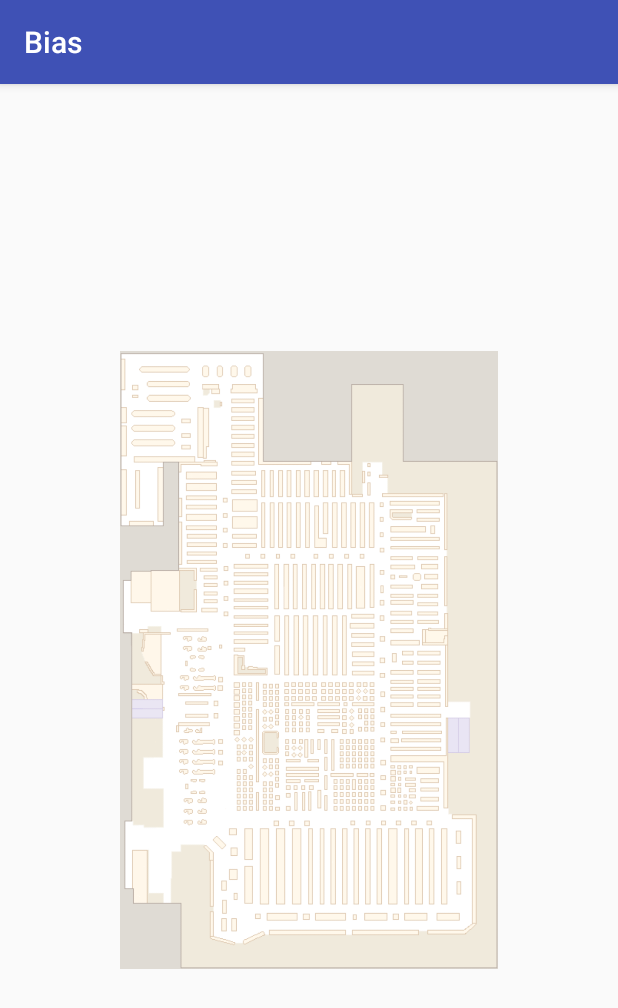
After one commit to Jenuma/bias, an Android app: the TestLayoutActivity screen opened directly, with no data from a screen before it, on a phone screen of 412 x 824 dp. The commit adds this screen. Shown: the top 1008 px of the screen. Run offline under Robolectric (Android 15) with nearby library versions, the phone set to English and light mode, and no system bars.

Commit message:
Basic test layout activity
- Added new TestLayoutActivity which displays image of blank test layout
- Linked new activity from main via a button

Updated version history

Addressed code review issue

```diff
--- a/app/src/main/AndroidManifest.xml
+++ b/app/src/main/AndroidManifest.xml
@@ -18,7 +18,10 @@
                 <category android:name="android.intent.category.LAUNCHER" />
             </intent-filter>
         </activity>
-        <activity android:name=".views.ShoppingListActivity"></activity>
+        <activity android:name=".views.ShoppingListActivity" />
+        <activity android:name=".views.TestLayoutActivity"
+            android:screenOrientation="portrait">
+        </activity>
     </application>
 
 </manifest>
--- a/app/src/main/java/io/whitegoldlabs/bias/views/MainActivity.java
+++ b/app/src/main/java/io/whitegoldlabs/bias/views/MainActivity.java
@@ -21,4 +21,10 @@ public class MainActivity extends AppCompatActivity
         Intent intent = new Intent(MainActivity.this, ShoppingListActivity.class);
         startActivity(intent);
     }
+
+    public void goToLayout(View view)
+    {
+        Intent intent = new Intent(MainActivity.this, TestLayoutActivity.class);
+        startActivity(intent);
+    }
 }
--- /dev/null
+++ b/app/src/main/java/io/whitegoldlabs/bias/views/TestLayoutActivity.java
@@ -0,0 +1,15 @@
+package io.whitegoldlabs.bias.views;
+
+import android.support.v7.app.AppCompatActivity;
+import android.os.Bundle;
+
+import io.whitegoldlabs.bias.R;
+
+public class TestLayoutActivity extends AppCompatActivity {
+
+    @Override
+    protected void onCreate(Bundle savedInstanceState) {
+        super.onCreate(savedInstanceState);
+        setContentView(R.layout.activity_test_layout);
+    }
+}
--- /dev/null
+++ b/app/src/main/res/layout/activity_test_layout.xml
@@ -0,0 +1,20 @@
+<?xml version="1.0" encoding="utf-8"?>
+<RelativeLayout xmlns:android="http://schemas.android.com/apk/res/android"
+    xmlns:app="http://schemas.android.com/apk/res-auto"
+    xmlns:tools="http://schemas.android.com/tools"
+    android:id="@+id/activity_test_layout"
+    android:layout_width="match_parent"
+    android:layout_height="match_parent"
+    tools:context="io.whitegoldlabs.bias.views.TestLayoutActivity">
+
+    <ImageView
+        android:layout_width="wrap_content"
+        android:layout_height="wrap_content"
+        app:srcCompat="@drawable/test_layout"
+        android:layout_alignParentTop="true"
+        android:layout_alignParentStart="true"
+        android:id="@+id/imgLayout"
+        android:rotation="90"
+        android:adjustViewBounds="false"
+        android:layout_alignParentBottom="true" />
+</RelativeLayout>
```
Also changed, not shown: app/src/main/res/layout/activity_main.xml (+9 -0 lines), app/src/main/res/drawable/test_layout.png (added), app/src/main/wg-test-layout-web.png (added), 3 other files.
